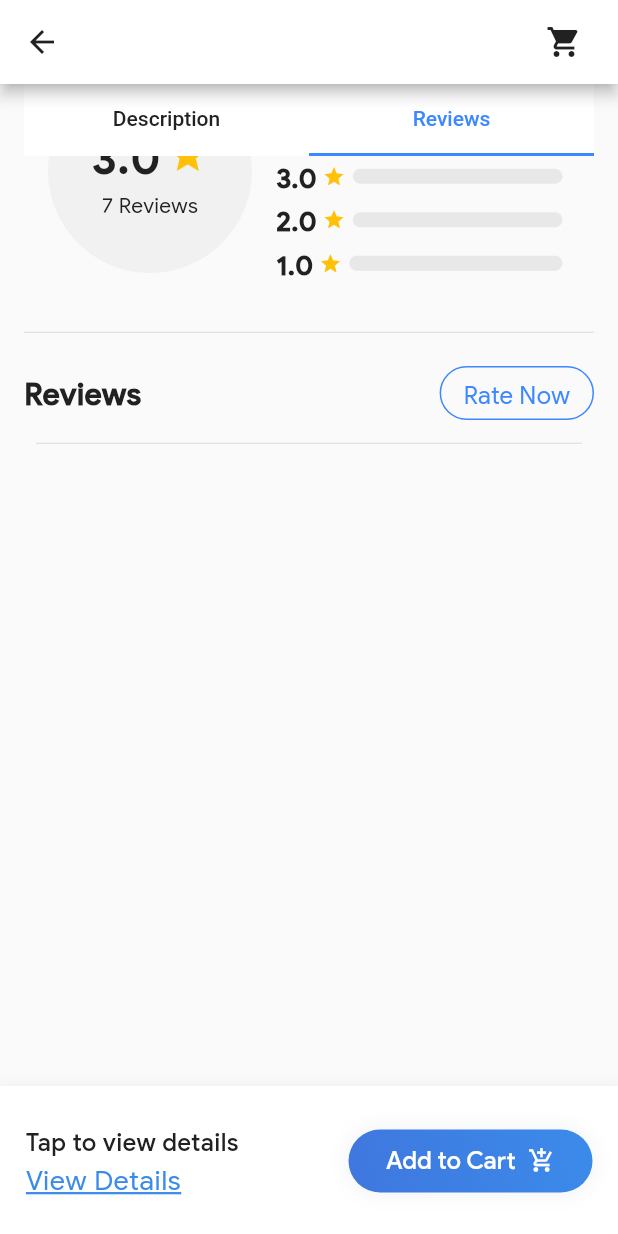
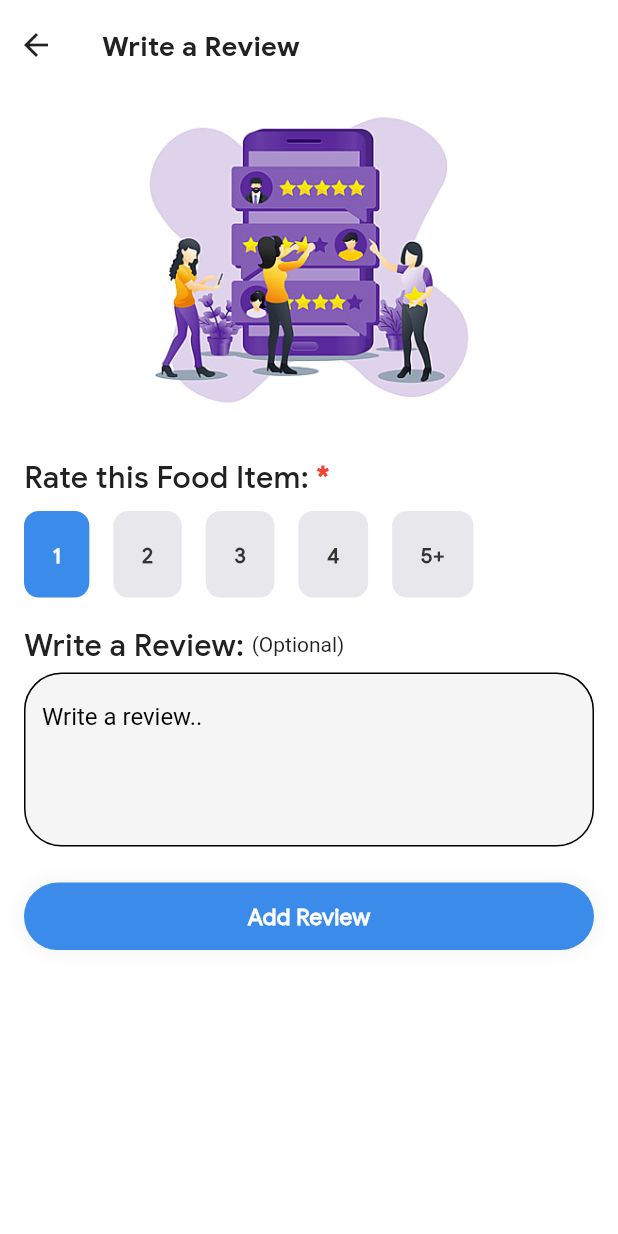
Before and after one commit to anotherwebguy/Canteen-Automation-App, a Flutter app: the Description screen opened directly with empty values, tab 2 chosen, scrolled down 488 dp, after a tap on "Rate Now", on a phone screen of 412 x 824 dp. Run offline on Flutter 3.47's test engine with Material 2 defaults, Android fonts, the phone set to English and light mode, and no system bars; our stand-ins replace animated_text_kit, auth_buttons, cached_network_image, cloud_firestore, firebase_auth, firebase_core and 6 more; missing offline and left inert: flutter_beautiful_popup, flutter_facebook_auth, flutter_statusbarcolor, razorpay_flutter; accounts and stored records are empty; network calls fail.

Commit message:
added rating screen

```diff
--- a/lib/CommonScreens/description.dart
+++ b/lib/CommonScreens/description.dart
@@ -2,6 +2,7 @@ import 'package:cached_network_image/cached_network_image.dart';
 import 'package:canteen_app/Helpers/extensions.dart';
 import 'package:canteen_app/Helpers/percent_indicator.dart';
 import 'package:canteen_app/Helpers/widgets.dart';
+import 'package:canteen_app/Users/addRating.dart';
 import 'package:canteen_app/Users/cart.dart';
 import 'package:cloud_firestore/cloud_firestore.dart';
 import 'package:firebase_auth/firebase_auth.dart';
@@ -532,6 +533,12 @@ class _DescriptionState extends State<Description> {
                   ),
                   onPressed: () {
                     //showRatingDialog(context);
+                    Navigator.push(
+                      context,
+                      MaterialPageRoute(
+                        builder: (context) => UserRating(),
+                      ),
+                    );
                   },
                 )
               ],
--- a/lib/Helpers/widgets.dart
+++ b/lib/Helpers/widgets.dart
@@ -303,3 +303,40 @@ BoxDecoration boxDecorations(
       border: Border.all(color: color),
       borderRadius: BorderRadius.all(Radius.circular(radius)));
 }
+
+class TopBar extends StatefulWidget {
+  var titleName;
+
+  TopBar(var this.titleName);
+
+  @override
+  State<StatefulWidget> createState() {
+    return TopBarState();
+  }
+}
+
+class TopBarState extends State<TopBar> {
+  @override
+  Widget build(BuildContext context) {
+    return SafeArea(
+      child: Container(
+        width: MediaQuery.of(context).size.width,
+        height: 60,
+        child: Row(
+          children: <Widget>[
+            IconButton(
+              icon: Icon(Icons.arrow_back),
+              onPressed: () {
+                Navigator.pop(context);
+              },
+            ),
+            Container(
+              padding: EdgeInsets.fromLTRB(20, 0, 0, 0),
+              child: Center(child: text(widget.titleName, fontFamily: 'Bold', fontSize: textSizeLargeMedium, isCentered: true)),
+            )
+          ],
+        ),
+      ),
+    );
+  }
+}
--- /dev/null
+++ b/lib/Users/addRating.dart
@@ -0,0 +1,145 @@
+import 'package:canteen_app/Helpers/constants.dart';
+import 'package:canteen_app/Helpers/widgets.dart';
+import 'package:flutter/material.dart';
+import 'package:nb_utils/nb_utils.dart';
+
+class UserRating extends StatefulWidget {
+  @override
+  _UserRatingState createState() => _UserRatingState();
+}
+
+class _UserRatingState extends State<UserRating> {
+  var ratingList;
+  var setrating = 0;
+  TextEditingController review = new TextEditingController();
+
+  @override
+  void initState() {
+    // TODO: implement initState
+    super.initState();
+    ratingList = ["1", "2", "3", "4", "5+"];
+  }
+
+  @override
+  Widget build(BuildContext context) {
+    var width = MediaQuery.of(context).size.width;
+
+    final rating = Container(
+      height: width * 0.15,
+      child: ListView.builder(
+        shrinkWrap: true,
+        itemCount: ratingList.length,
+        scrollDirection: Axis.horizontal,
+        itemBuilder: (context, index) {
+          return GestureDetector(
+            onTap: () {
+              setState(() {
+                setrating = index;
+              });
+            },
+            child: Container(
+              alignment: Alignment.center,
+              margin: EdgeInsets.only(
+                  right: spacing_standard_new, top: spacing_control),
+              decoration: boxDecoration(
+                  radius: spacing_middle,
+                  bgColor: setrating == index
+                      ? Color(0xFF3B8BEA)
+                      : Color(0xFFE8E8EC)),
+              padding: EdgeInsets.fromLTRB(18, 0, 18, 0),
+              child: text(ratingList[index],
+                  textColor:
+                      setrating == index ? Colors.white : Color(0xFF333333),
+                  isCentered: true),
+            ),
+          );
+        },
+      ),
+    );
+
+    return Scaffold(
+      backgroundColor: Colors.white,
+      body: SafeArea(
+        child: Column(
+          children: <Widget>[
+            TopBar("Write a Review"),
+            Expanded(
+              child: SingleChildScrollView(
+                child: Container(
+                  margin: EdgeInsets.only(
+                      left: spacing_standard_new, right: spacing_standard_new),
+                  child: Column(
+                    crossAxisAlignment: CrossAxisAlignment.start,
+                    children: <Widget>[
+                      Align(
+                          alignment: Alignment.topCenter,
+                          child: Image.asset("assets/rate.jpg",
+                              height: width * 0.55, width: width * 0.55)),
+                      SizedBox(height: spacing_standard_new),
+                      Row(
+                        children: [
+                          text1("Rate this Food Item: ", fontFamily: "Medium",fontSize: 20.0),
+                          text("*",textColor: Colors.red,fontSize: 20.0)
+                        ],
+                      ),
+                      SizedBox(height: spacing_control),
+                      rating,
+                      SizedBox(height: spacing_standard_new),
+                      Row(
+                        children: [
+                          text1("Write a Review: ", fontFamily: "Medium",fontSize: 20.0),
+                          Text("(Optional)")
+                        ],
+                      ),
+                      SizedBox(height: spacing_control),
+                      TextField(
+                        style: primaryTextStyle(),
+                        decoration: InputDecoration(
+                          focusedBorder: OutlineInputBorder(
+                            borderRadius: BorderRadius.circular(25.0),
+                            borderSide: BorderSide(color: Colors.black),
+                          ),
+                          enabledBorder: OutlineInputBorder(
+                            borderRadius: BorderRadius.circular(25.0),
+                            borderSide:
+                                BorderSide(width: 1, color: Colors.black,)
+                          ),
+                          labelText: "Write a review..",
+                          hintText: "write....",
+                          hintStyle:
+                              TextStyle(color: Colors.black),
+                          labelStyle:
+                              TextStyle(color: Colors.black),
+                          alignLabelWithHint: true,
+                          filled: true,
+                        ),
+                        controller: review,
+                        keyboardType: TextInputType.multiline,
+                        maxLines: 4,
+                        textInputAction: TextInputAction.done,
+                      ),
+                      SizedBox(height: spacing_large),
+                      Container(
+                        width: MediaQuery.of(context).size.width,
+                        height: 45,
+                        padding: EdgeInsets.only(
+                            top: spacing_middle, bottom: spacing_middle),
+                        decoration: boxDecoration(
+                            bgColor: Color(0xFF3B8BEA),
+                            radius: 50,
+                            showShadow: true),
+                        child: text("Add Review",
+                            textColor: Colors.white, isCentered: true,fontSize: 15.0),
+                      ),
+                      SizedBox(height: spacing_standard_new),
+                    ],
+                  ),
+                ),
+              ),
+            )
+          ],
+        ),
+      ),
+    );
+  }
+}
```
Also changed, not shown: lib/Users/cart.dart (+61 -36 lines), lib/Users/userDrawer.dart (+8 -3 lines), lib/Users/userNotifications.dart (added, +15 -0 lines), assets/rate.jpg (added).
